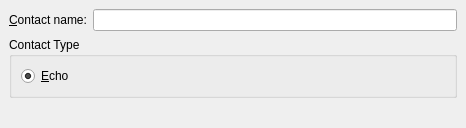
KDE/kopete, file protocols/testbed/testbedaddui.ui: the form before one commit.
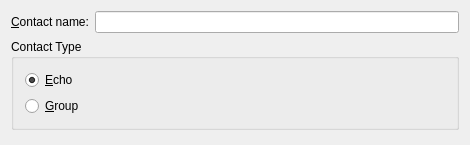
The form after the commit.

Commit message: Add 'Group' type of testbed contacts, that use 'Chatroom' style chatwindows, in contrast to 'Echo' contacts, who use 'Small' style chatwindows.

Diff of the .ui file:
```diff
--- a/protocols/testbed/testbedaddui.ui
+++ b/protocols/testbed/testbedaddui.ui
@@ -9,16 +9,10 @@
     <x>0</x>
     <y>0</y>
     <width>466</width>
-    <height>128</height>
+    <height>145</height>
    </rect>
   </property>
   <layout class="QVBoxLayout" >
-   <property name="margin" >
-    <number>9</number>
-   </property>
-   <property name="spacing" >
-    <number>6</number>
-   </property>
    <item>
     <layout class="QHBoxLayout" >
      <property name="margin" >
@@ -61,12 +55,6 @@
       <string>Contact Type</string>
      </property>
      <layout class="QVBoxLayout" >
-      <property name="margin" >
-       <number>9</number>
-      </property>
-      <property name="spacing" >
-       <number>6</number>
-      </property>
       <item>
        <widget class="QRadioButton" name="m_rbEcho" >
         <property name="toolTip" >
@@ -83,6 +71,13 @@
         </property>
        </widget>
       </item>
+      <item>
+       <widget class="QRadioButton" name="m_rbGroup" >
+        <property name="text" >
+         <string>&amp;Group</string>
+        </property>
+       </widget>
+      </item>
      </layout>
     </widget>
    </item>
@@ -96,8 +91,8 @@
      </property>
      <property name="sizeHint" >
       <size>
-       <width>20</width>
-       <height>20</height>
+       <width>448</width>
+       <height>201</height>
       </size>
      </property>
     </spacer>
```
Left out of the diff: 18 changed lines with no effect on the pictures. The commit also changes 6 other files.
